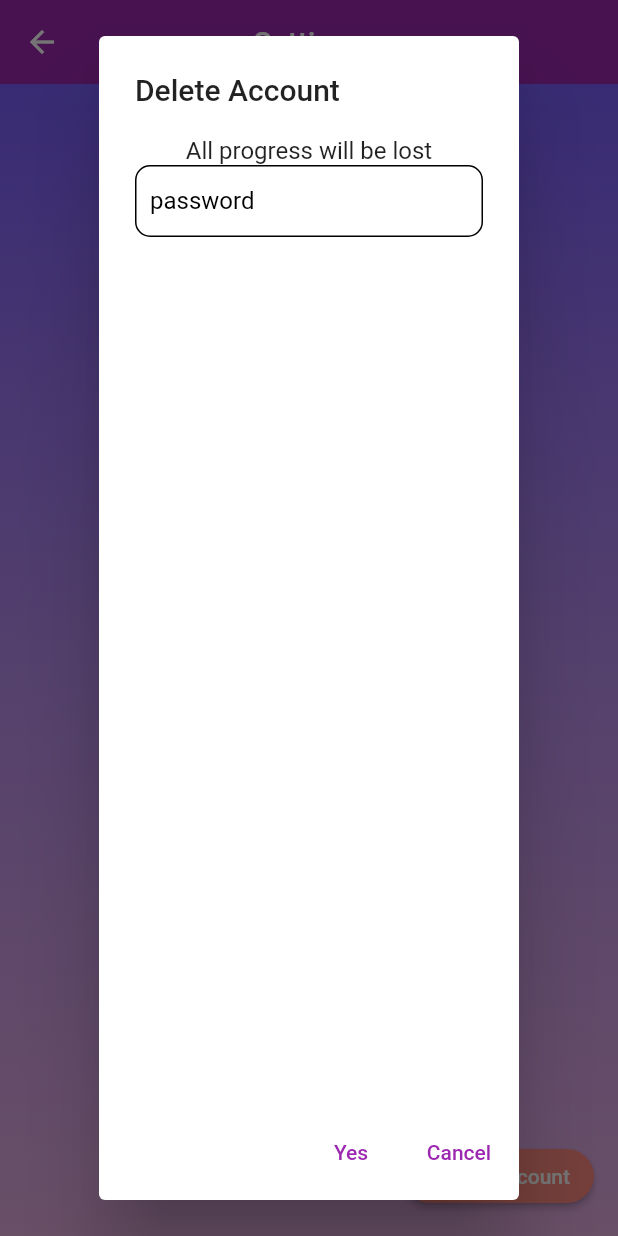
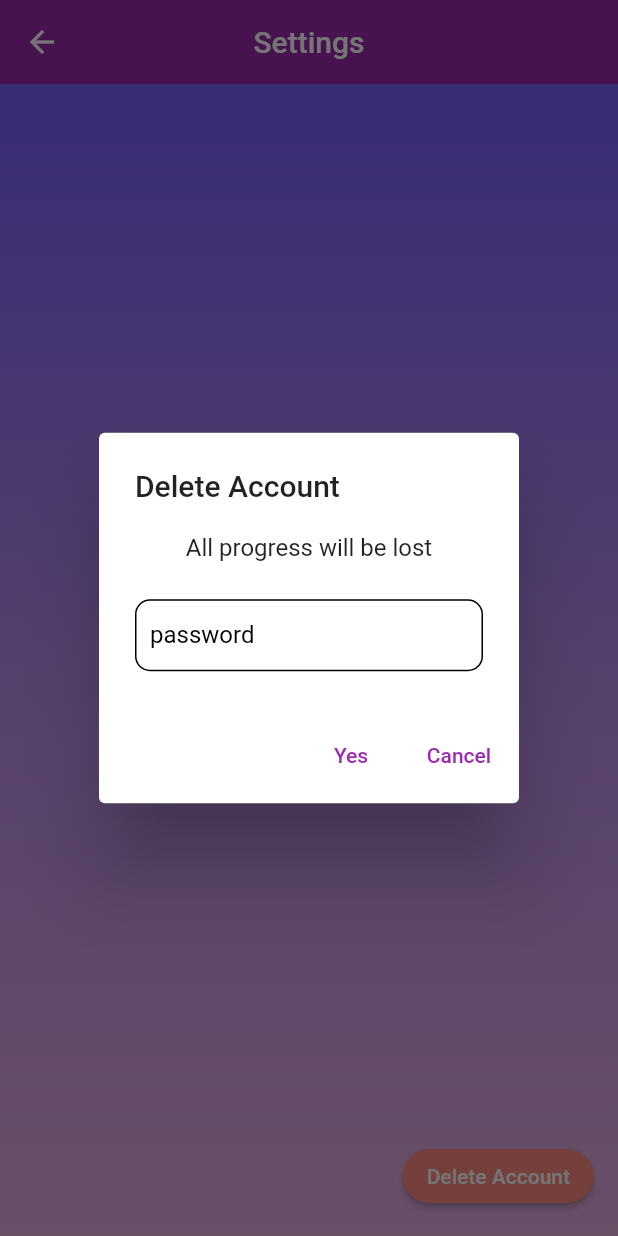
Before and after one commit to SimKianSeng/LvlUp, a Flutter app: the Settings screen opened by its route, after a tap on "Delete Account", on a phone screen of 412 x 824 dp. Run offline on Flutter 3.47's test engine with Material 2 defaults, Android fonts, the phone set to English and light mode, and no system bars; our stand-ins replace firebase_auth, firebase_core, firebase_database; missing offline and left inert: time_planner, time_range_picker; accounts and stored records are empty.

```diff
--- a/lib/pages/settings_page.dart
+++ b/lib/pages/settings_page.dart
@@ -61,8 +61,10 @@ void _deleteAccountConfirmation(BuildContext context) {
         return AlertDialog(
           title: const Text("Delete Account"),
           content: Column(
-            children: [
+            mainAxisSize: MainAxisSize.min,
+            children: <Widget>[
               const Text("All progress will be lost"),
+              const SizedBox(height: 25.0),
               TextField(
                 decoration: customTextField(initText: 'password'),
                 controller: controllerPassword,
--- a/lib/widgets/session_add_edit.dart
+++ b/lib/widgets/session_add_edit.dart
@@ -199,6 +199,7 @@ class _EditSessionDialogState extends State<EditSessionDialog> {
     return AlertDialog(
       title: Text(EditSessionDialog.actions[widget.action] ?? 'Error'),
       content: Column(
+        mainAxisSize: MainAxisSize.min,
         children: <Widget>[
           const Text('Module', style: TextStyle(fontWeight: FontWeight.bold),),
           _moduleSelections(),
```
Also changed, not shown: lib/pages/schedule/quest_page.dart (+41 -0 lines).
